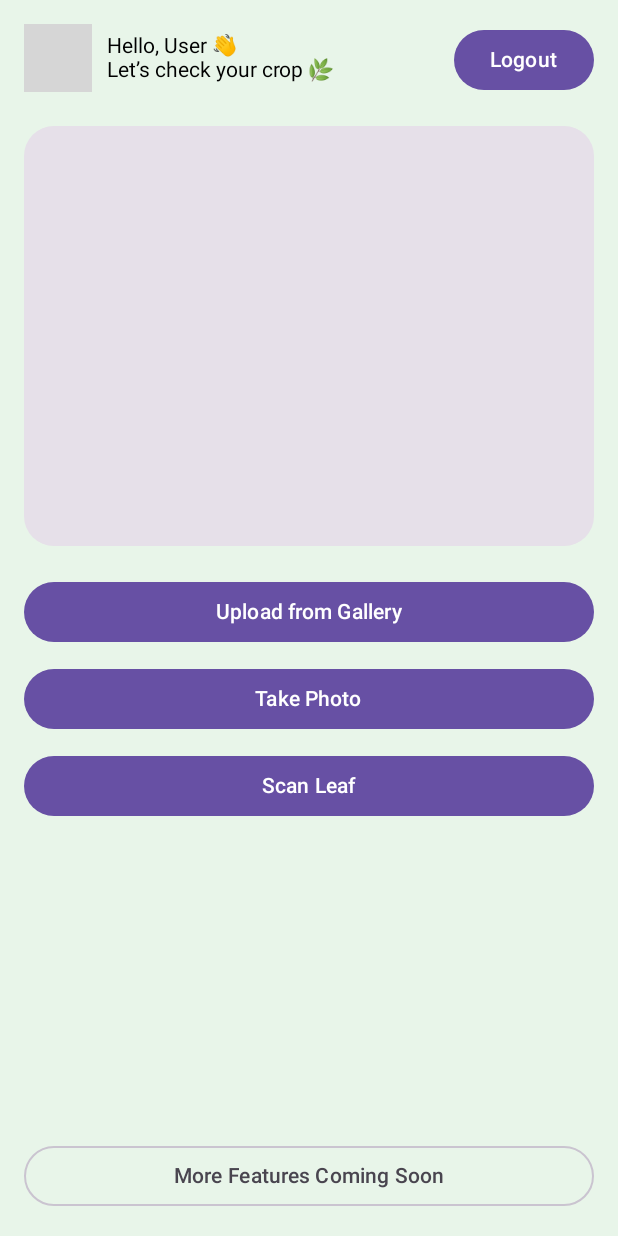
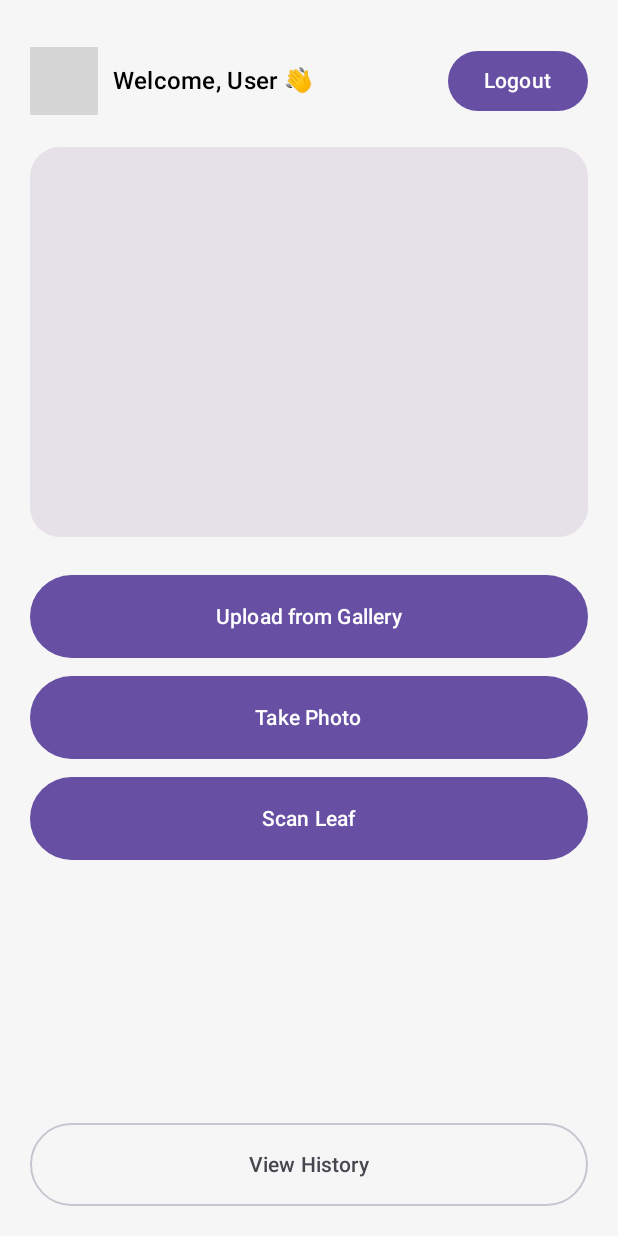
Before and after one commit to Akshay-kumar-19/AgriPlus, an Android app built with Jetpack Compose: the HomeScreen screen opened through its navigation route, after a tap on "Scan Leaf", on a phone screen of 412 x 824 dp. Run offline under Robolectric (Android 15) with nearby library versions, the phone set to English and light mode, and no system bars; our stand-ins replace Firebase (no records; nobody signed in at launch, a user with empty details on screens opened directly); libraries missing offline, so code that uses them is left out: org.tensorflow.lite; 1 statement that could not run was skipped; grey boxes are pictures that could not be loaded.

Commit message:
2st version

```diff
--- a/app/build.gradle.kts
+++ b/app/build.gradle.kts
@@ -72,10 +72,14 @@ dependencies {
 
     implementation("com.google.android.gms:play-services-auth:20.7.0")
 
-    implementation("com.google.firebase:firebase-auth-ktx:22.3.0")
+
 
     implementation("org.tensorflow:tensorflow-lite:2.14.0")
     implementation("org.tensorflow:tensorflow-lite-support:0.4.4")
     implementation("com.google.code.gson:gson:2.10.1")
+    implementation(platform("com.google.firebase:firebase-bom:33.5.1"))
+
+    implementation("com.google.firebase:firebase-auth-ktx")
+    implementation("com.google.firebase:firebase-firestore-ktx")
 
 }
--- a/app/src/main/java/com/example/agriplus/MainActivity.kt
+++ b/app/src/main/java/com/example/agriplus/MainActivity.kt
@@ -7,6 +7,7 @@ import androidx.navigation.compose.*
 import com.example.agriplus.screens.HomeScreen
 import com.example.agriplus.screens.LoginScreen
 import com.google.android.gms.auth.api.signin.GoogleSignIn
+import com.example.agriplus.screens.HistoryScreen
 
 class MainActivity : ComponentActivity() {
 
@@ -34,6 +35,9 @@ class MainActivity : ComponentActivity() {
                 composable("home") {
                     HomeScreen(navController)
                 }
+                composable("history") {
+                    HistoryScreen()
+                }
             }
         }
     }
--- a/app/src/main/java/com/example/agriplus/data/ScanResult.kt
+++ b/app/src/main/java/com/example/agriplus/data/ScanResult.kt
@@ -2,5 +2,7 @@ package com.example.agriplus.data
 
 data class ScanResult(
     val disease: String,
-    val date: String
+    val confidence: Float,   // 🔥 NEW
+    val date: String,
+    val imageUri: String
 )
--- a/app/src/main/java/com/example/agriplus/screens/HomeScreen.kt
+++ b/app/src/main/java/com/example/agriplus/screens/HomeScreen.kt
@@ -3,16 +3,14 @@ package com.example.agriplus.screens
 import android.graphics.Bitmap
 import android.graphics.BitmapFactory
 import android.net.Uri
+import android.provider.MediaStore
 import androidx.activity.compose.rememberLauncherForActivityResult
 import androidx.activity.result.contract.ActivityResultContracts
-import androidx.compose.animation.*
 import androidx.compose.foundation.Image
 import androidx.compose.foundation.background
-import androidx.compose.foundation.clickable
 import androidx.compose.foundation.layout.*
 import androidx.compose.foundation.shape.CircleShape
 import androidx.compose.foundation.shape.RoundedCornerShape
-
 import androidx.compose.material3.*
 import androidx.compose.runtime.*
 import androidx.compose.ui.Alignment
@@ -28,137 +26,222 @@ import coil.compose.rememberAsyncImagePainter
 import com.airbnb.lottie.compose.*
 import com.example.agriplus.R
 import com.example.agriplus.ml.LeafClassifier
+import com.example.agriplus.data.FirebaseHistoryManager
+import com.example.agriplus.data.HistoryItem
 import com.google.android.gms.auth.api.signin.GoogleSignIn
 import com.google.firebase.auth.FirebaseAuth
-import com.example.agriplus.data.HistoryManager
-import com.example.agriplus.data.ScanResult
-import java.text.SimpleDateFormat
-import java.util.*
+import kotlinx.coroutines.launch
+import java.io.InputStream
 
 @Composable
 fun HomeScreen(navController: NavController) {
 
     val context = LocalContext.current
+
     val classifier = remember { LeafClassifier(context) }
     val labels = remember { classifier.loadLabels(context) }
 
+    val historyManager = remember { FirebaseHistoryManager() }
+    val scope = rememberCoroutineScope()
+
     val account = GoogleSignIn.getLastSignedInAccount(context)
+
     val username = account?.displayName ?: "User"
     val profileImage = account?.photoUrl
 
+    var imageUri by remember { mutableStateOf<Uri?>(null) }
     var bitmap by remember { mutableStateOf<Bitmap?>(null) }
-    var result by remember { mutableStateOf("") }
+    var resultText by remember { mutableStateOf("") }
     var isLoading by remember { mutableStateOf(false) }
-    var expanded by remember { mutableStateOf(false) }
 
-    /* ---------- GALLERY ---------- */
-    val galleryLauncher =
-        rememberLauncherForActivityResult(ActivityResultContracts.GetContent()) { uri: Uri? ->
-            uri?.let {
-                val stream = context.contentResolver.openInputStream(it)
-                val temp = BitmapFactory.decodeStream(stream)
-                bitmap = temp?.copy(Bitmap.Config.ARGB_8888, true)
+    /* ---------- SAFE BITMAP CONVERTER ---------- */
+    fun getSafeBitmap(uri: Uri): Bitmap? {
+        return try {
+            val inputStream: InputStream? =
+                context.contentResolver.openInputStream(uri)
+            BitmapFactory.decodeStream(inputStream)
+        } catch (e: Exception) {
+            null
         }
     }
 
-    /* ---------- CAMERA ---------- */
+    /* ---------- Gallery ---------- */
+    val galleryLauncher =
+        rememberLauncherForActivityResult(
+            contract = ActivityResultContracts.GetContent()
+        ) { uri ->
+
+            imageUri = uri
+            uri?.let {
+                bitmap = getSafeBitmap(it)
+            }
+        }
+
+    /* ---------- Camera ---------- */
     val cameraLauncher =
-        rememberLauncherForActivityResult(ActivityResultContracts.TakePicturePreview()) { bmp ->
-            bmp?.let {
-                bitmap = it.copy(Bitmap.Config.ARGB_8888, true)
-            }
+        rememberLauncherForActivityResult(
+            contract = ActivityResultContracts.TakePicturePreview()
+        ) { capturedBitmap ->
+
+            bitmap = capturedBitmap
+            imageUri = null
         }
 
     Column(
         modifier = Modifier
             .fillMaxSize()
-            .background(Color(0xFFE8F5E9))
-            .padding(16.dp)
+            .statusBarsPadding()
+            .background(Color(0xFFF6F6F6))
+            .padding(20.dp),
+        verticalArrangement = Arrangement.SpaceBetween
     ) {
 
-        /* ---------- HEADER ---------- */
+        Column {
+
+            Spacer(modifier = Modifier.height(10.dp))
+
+            /* ---------- TOP BAR ---------- */
             Row(
                 modifier = Modifier.fillMaxWidth(),
-            horizontalArrangement = Arrangement.SpaceBetween
+                horizontalArrangement = Arrangement.SpaceBetween,
+                verticalAlignment = Alignment.CenterVertically
             ) {
+
                 Row(verticalAlignment = Alignment.CenterVertically) {
 
                     Image(
                         painter = rememberAsyncImagePainter(profileImage),
-                    contentDescription = null,
-                    modifier = Modifier.size(45.dp).clip(CircleShape)
+                        contentDescription = "Profile",
+                        modifier = Modifier
+                            .size(45.dp)
+                            .clip(CircleShape),
+                        contentScale = ContentScale.Crop
                     )
 
                     Spacer(modifier = Modifier.width(10.dp))
 
-                Column {
-                    Text("Hello, $username 👋")
-                    Text("Let’s check your crop 🌿")
-                }
+                    Text(
+                        text = "Welcome, $username 👋",
+                        style = MaterialTheme.typography.titleMedium
+                    )
                 }
 
-            Button(onClick = {
+                Button(
+                    onClick = {
                         FirebaseAuth.getInstance().signOut()
+
+                        GoogleSignIn.getClient(
+                            context,
+                            com.google.android.gms.auth.api.signin.GoogleSignInOptions.DEFAULT_SIGN_IN
+                        ).signOut()
+
                         navController.navigate("login") {
                             popUpTo("home") { inclusive = true }
                         }
-            }) {
+                    },
+                    shape = RoundedCornerShape(50)
+                ) {
                     Text("Logout")
                 }
             }
 
             Spacer(modifier = Modifier.height(20.dp))
 
-        /* ---------- IMAGE ---------- */
+            /* ---------- IMAGE PREVIEW ---------- */
             Card(
-            modifier = Modifier.fillMaxWidth().height(280.dp),
+                modifier = Modifier
+                    .fillMaxWidth()
+                    .height(260.dp),
                 shape = RoundedCornerShape(20.dp)
             ) {
-            Box(contentAlignment = Alignment.Center) {
+
+                Box(
+                    contentAlignment = Alignment.Center,
+                    modifier = Modifier.fillMaxSize()
+                ) {
+
                     if (bitmap != null) {
+
                         Image(
                             bitmap = bitmap!!.asImageBitmap(),
-                        contentDescription = null,
+                            contentDescription = "Leaf",
                             modifier = Modifier.fillMaxSize(),
                             contentScale = ContentScale.Crop
                         )
+
                     } else {
+
                         val comp by rememberLottieComposition(
                             LottieCompositionSpec.RawRes(R.raw.plant)
                         )
-                    LottieAnimation(comp)
+
+                        LottieAnimation(
+                            composition = comp,
+                            iterations = LottieConstants.IterateForever,
+                            modifier = Modifier.size(180.dp)
+                        )
                     }
                 }
             }
 
-        Spacer(modifier = Modifier.height(20.dp))
+            Spacer(modifier = Modifier.height(25.dp))
 
             /* ---------- BUTTONS ---------- */
-        Button(onClick = { galleryLauncher.launch("image/*") }, modifier = Modifier.fillMaxWidth()) {
+
+            Button(
+                onClick = { galleryLauncher.launch("image/*") },
+                modifier = Modifier.fillMaxWidth().height(55.dp),
+                shape = RoundedCornerShape(50)
+            ) {
                 Text("Upload from Gallery")
             }
 
-        Spacer(modifier = Modifier.height(10.dp))
+            Spacer(modifier = Modifier.height(12.dp))
 
-        Button(onClick = { cameraLauncher.launch(null) }, modifier = Modifier.fillMaxWidth()) {
+            Button(
+                onClick = { cameraLauncher.launch(null) },
+                modifier = Modifier.fillMaxWidth().height(55.dp),
+                shape = RoundedCornerShape(50)
+            ) {
                 Text("Take Photo")
             }
 
-        Spacer(modifier = Modifier.height(10.dp))
+            Spacer(modifier = Modifier.height(12.dp))
 
-        Button(onClick = {
-            if (bitmap == null) return@Button
+            Button(
+                onClick = {
+
+                    bitmap?.let {
 
                         isLoading = true
 
-            val prediction =
-                classifier.classify(bitmap!!, labels)
-                    .replace("_", " ")
-                    .replaceFirstChar { it.uppercase() }
+                        val (prediction, conf) =
+                            classifier.classify(it, labels)
 
-            result = prediction
+                        val formatted =
+                            prediction.replace("_", " ")
+                                .replaceFirstChar { c -> c.uppercase() }
+
+                        resultText =
+                            "Detected: $formatted (${(conf * 100).toInt()}%)"
+
+                        scope.launch {
+                            historyManager.saveResult(
+                                HistoryItem(
+                                    result = formatted,
+                                    confidence = conf,
+                                    imageUri = imageUri?.toString() ?: ""
+                                )
+                            )
+                        }
+
                         isLoading = false
-        }, modifier = Modifier.fillMaxWidth()) {
+                    }
+
+                },
+                modifier = Modifier.fillMaxWidth().height(55.dp),
+                shape = RoundedCornerShape(50)
+            ) {
                 Text("Scan Leaf")
             }
 
@@ -166,60 +249,29 @@ fun HomeScreen(navController: NavController) {
 
             /* ---------- LOADING ---------- */
             if (isLoading) {
-            val comp by rememberLottieComposition(
-                LottieCompositionSpec.RawRes(R.raw.loading)
-            )
-            LottieAnimation(comp, modifier = Modifier.size(120.dp))
+                CircularProgressIndicator()
             }
 
-        /* ---------- RESULT CARD ---------- */
-        if (result.isNotEmpty()) {
+            /* ---------- RESULT ---------- */
+            if (resultText.isNotEmpty()) {
+                Text(
+                    text = resultText,
+                    style = MaterialTheme.typography.titleMedium
+                )
+            }
+        }
 
-            Card(
-                modifier = Modifier.fillMaxWidth(),
-                shape = RoundedCornerShape(16.dp),
-                colors = CardDefaults.cardColors(containerColor = Color.White)
+        /* ---------- BOTTOM ---------- */
+        OutlinedButton(
+            onClick = {
+                navController.navigate("history")
+            },
+            modifier = Modifier
+                .fillMaxWidth()
+                .height(55.dp),
+            shape = RoundedCornerShape(50)
         ) {
-
-                Column(modifier = Modifier.padding(16.dp)) {
-
-                    Text(
-                        text = "🌿 $result",
-                        style = MaterialTheme.typography.titleLarge
-                    )
-
-                    Spacer(modifier = Modifier.height(8.dp))
-
-                    Text("Tap to view more details",
-                        color = Color.Gray,
-                        modifier = Modifier.clickable {
-                            expanded = !expanded
-                        })
-
-                    AnimatedVisibility(visible = expanded) {
-
-                        Column {
-
-                            Spacer(modifier = Modifier.height(10.dp))
-
-                            Text("💊 Treatment:")
-                            Text("Detailed treatment will be added here.")
-
-                            Spacer(modifier = Modifier.height(8.dp))
-
-                            Text("⚠ Severity: Medium")
-                            Text("📅 Recommended action: Weekly care")
-
+            Text("View History")
         }
     }
 }
-            }
-        }
-
-        Spacer(modifier = Modifier.weight(1f))
-
-        OutlinedButton(onClick = {}, modifier = Modifier.fillMaxWidth()) {
-            Text("More Features Coming Soon")
-        }
-    }
-}
```
Also changed, not shown: app/src/main/java/com/example/agriplus/data/FirebaseHistoryManager.kt (added, +73 -0 lines), app/src/main/java/com/example/agriplus/data/HistoryManager.kt (+18 -8 lines), app/src/main/java/com/example/agriplus/ml/LeafClassifier.kt (+45 -30 lines), app/src/main/java/com/example/agriplus/screens/HistoryScreen.kt (added, +63 -0 lines). Lines whose indentation alone changed are shown as unchanged.
